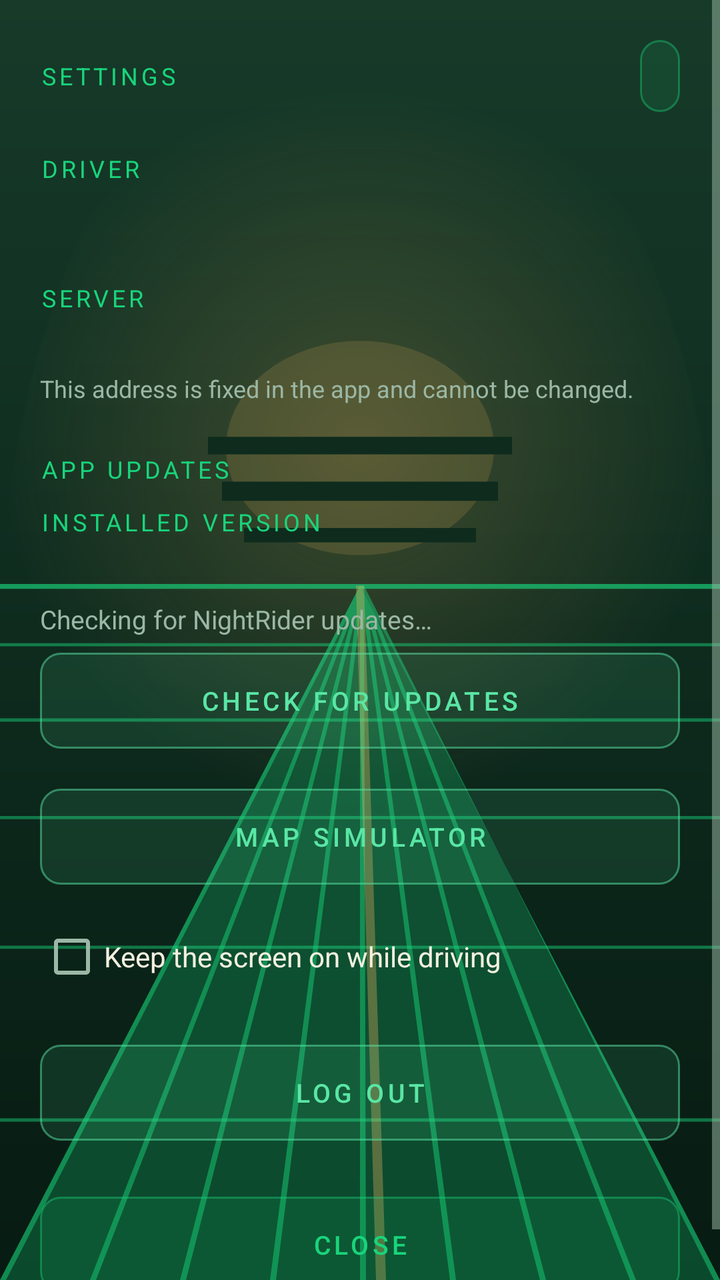
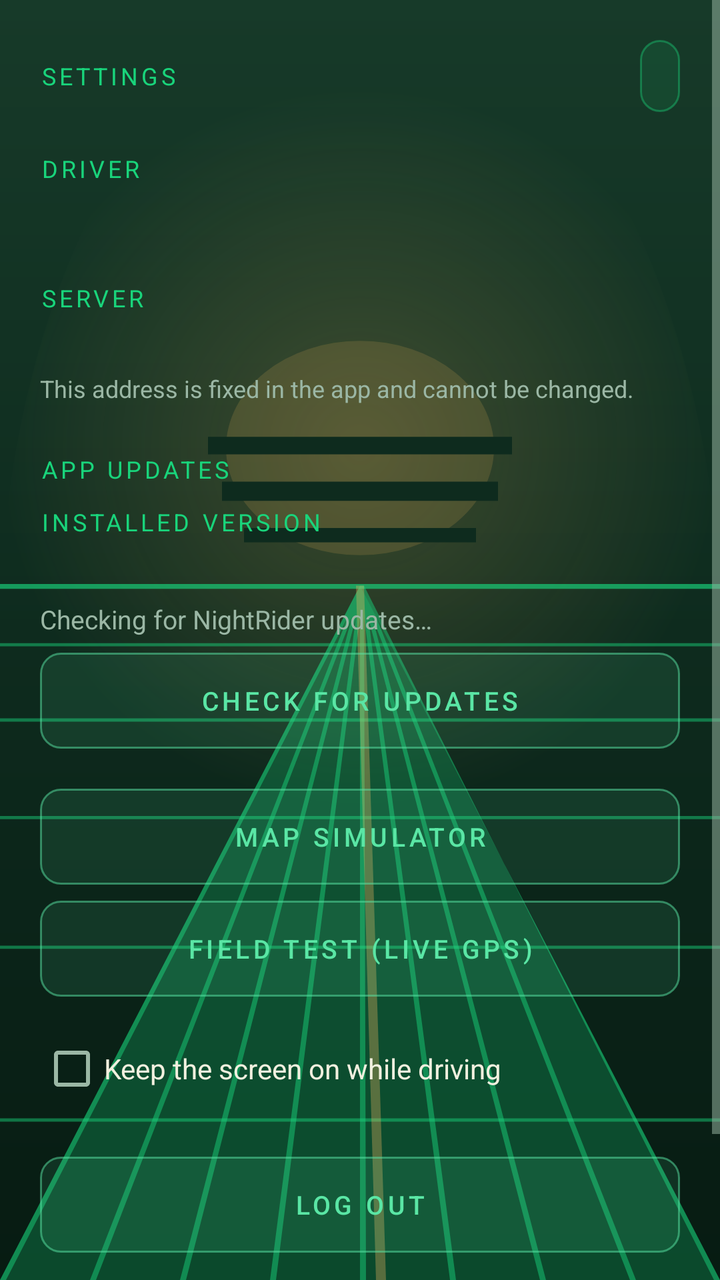

The first picture is an Android layout as it rendered before a commit; the second is the same layout after the commit. The layout source and the unified diff follow.
<!-- AndroidManifest.xml: activity theme Theme.NightRider -->
<!-- res/layout/activity_settings.xml -->
<?xml version="1.0" encoding="utf-8"?>
<ScrollView xmlns:android="http://schemas.android.com/apk/res/android"
    android:id="@+id/settingsScroll"
    android:layout_width="match_parent"
    android:layout_height="match_parent"
    android:fillViewport="true">

    <LinearLayout
        android:layout_width="match_parent"
        android:layout_height="wrap_content"
        android:orientation="vertical"
        android:padding="20dp">

        <LinearLayout
            android:layout_width="match_parent"
            android:layout_height="wrap_content"
            android:orientation="horizontal"
            android:gravity="center_vertical">

            <TextView
                style="@style/NrLabel"
                android:layout_width="0dp"
                android:layout_height="wrap_content"
                android:layout_weight="1"
                android:text="@string/settings_title" />

            <Button
                android:id="@+id/appearanceToggle"
                style="@style/NrBarButton"
                android:layout_width="wrap_content"
                android:layout_height="wrap_content" />
        </LinearLayout>

        <TextView
            style="@style/NrLabel"
            android:layout_width="match_parent"
            android:layout_height="wrap_content"
            android:layout_marginTop="20dp"
            android:text="@string/driver_label" />

        <TextView
            android:id="@+id/driverValue"
            android:layout_width="match_parent"
            android:layout_height="wrap_content"
            android:layout_marginTop="4dp"
            android:textColor="?attr/nrText"
            android:textSize="18sp" />

        <TextView
            style="@style/NrLabel"
            android:layout_width="match_parent"
            android:layout_height="wrap_content"
            android:layout_marginTop="20dp"
            android:text="@string/server_label" />

        <TextView
            android:id="@+id/serverValue"
            android:layout_width="match_parent"
            android:layout_height="wrap_content"
            android:layout_marginTop="4dp"
            android:textColor="?attr/nrAccent"
            android:textSize="14sp" />

        <TextView
            android:layout_width="match_parent"
            android:layout_height="wrap_content"
            android:layout_marginTop="6dp"
            android:text="@string/server_note"
            android:textColor="?attr/nrMuted"
            android:textSize="12sp" />

        <TextView
            style="@style/NrLabel"
            android:layout_width="match_parent"
            android:layout_height="wrap_content"
            android:layout_marginTop="24dp"
            android:text="@string/update_section" />

        <TextView
            style="@style/NrLabel"
            android:layout_width="match_parent"
            android:layout_height="wrap_content"
            android:layout_marginTop="10dp"
            android:text="@string/installed_version_label" />

        <TextView
            android:id="@+id/currentVersionValue"
            android:layout_width="match_parent"
            android:layout_height="wrap_content"
            android:layout_marginTop="4dp"
            android:textColor="?attr/nrText"
            android:textSize="16sp" />

        <TextView
            android:id="@+id/updateStatus"
            android:layout_width="match_parent"
            android:layout_height="wrap_content"
            android:layout_marginTop="6dp"
            android:text="@string/update_checking"
            android:textColor="?attr/nrMuted"
            android:textSize="13sp" />

        <Button
            android:id="@+id/checkUpdateButton"
            style="@style/NrButton.Alt"
            android:layout_width="match_parent"
            android:layout_height="wrap_content"
            android:layout_marginTop="8dp"
            android:text="@string/update_check_button" />

        <Button
            android:id="@+id/installUpdateButton"
            style="@style/NrButton"
            android:layout_width="match_parent"
            android:layout_height="wrap_content"
            android:layout_marginTop="8dp"
            android:text="@string/update_install_button"
            android:visibility="gone" />

        <Button
            android:id="@+id/mapSimulator"
            style="@style/NrButton.Alt"
            android:layout_width="match_parent"
            android:layout_height="wrap_content"
            android:layout_marginTop="20dp"
            android:text="Map simulator" />

        <CheckBox
            android:id="@+id/keepAwake"
            android:layout_width="match_parent"
            android:layout_height="wrap_content"
            android:layout_marginTop="20dp"
            android:text="@string/keep_awake"
            android:textColor="?attr/nrText"
            android:textSize="14sp" />

        <Button
            android:id="@+id/logoutButton"
            style="@style/NrButton.Alt"
            android:layout_width="match_parent"
            android:layout_height="wrap_content"
            android:layout_marginTop="28dp"
            android:text="@string/action_logout" />

        <Button
            android:id="@+id/closeButton"
            style="@style/NrButton"
            android:layout_width="match_parent"
            android:layout_height="wrap_content"
            android:layout_marginTop="28dp"
            android:text="@string/close" />
    </LinearLayout>
</ScrollView>
<!-- resources referenced by this layout -->
<resources>
  <string name="action_logout">Log out</string>
  <string name="close">Close</string>
  <string name="driver_label">Driver</string>
  <string name="installed_version_label">Installed version</string>
  <string name="keep_awake">Keep the screen on while driving</string>
  <string name="server_label">Server</string>
  <string name="server_note">This address is fixed in the app and cannot be changed.</string>
  <string name="settings_title">Settings</string>
  <string name="update_check_button">Check for updates</string>
  <string name="update_checking">Checking for NightRider updates…</string>
  <string name="update_install_button">Download and install update</string>
  <string name="update_section">App updates</string>
  <style name="NrBarButton" parent="NrButton">
          <item name="android:minHeight">36dp</item>
          <item name="android:minWidth">0dp</item>
          <item name="android:paddingStart">10dp</item>
          <item name="android:paddingEnd">10dp</item>
          <item name="android:textSize">11sp</item>
          <item name="android:layout_marginStart">8dp</item>
      </style>
  <style name="NrButton" parent="android:Widget.Material.Button">
          <item name="android:background">?attr/nrPrimaryButton</item>
          <item name="android:textColor">?attr/nrPrimaryButtonText</item>
          <item name="android:textAllCaps">true</item>
          <item name="android:letterSpacing">0.14</item>
          <item name="android:textSize">13sp</item>
          <item name="android:minHeight">48dp</item>
          <item name="android:paddingStart">18dp</item>
          <item name="android:paddingEnd">18dp</item>
          <item name="android:stateListAnimator">@null</item>
      </style>
  <style name="NrButton.Alt">
          <item name="android:background">?attr/nrSecondaryButton</item>
          <item name="android:textColor">?attr/nrSecondaryButtonText</item>
      </style>
  <style name="NrLabel">
          <item name="android:textColor">?attr/nrAccent</item>
          <item name="android:textSize">12sp</item>
          <item name="android:textAllCaps">true</item>
          <item name="android:letterSpacing">0.14</item>
      </style>
  <color name="cyan">#19D47B</color>
  <color name="void_night">#071B12</color>
  <color name="ice">#F2F0DF</color>
  <color name="mist">#9BB7A5</color>
  <!-- drawable bg_nightwave (drawable) -->
  <?xml version="1.0" encoding="utf-8"?>
  <layer-list xmlns:android="http://schemas.android.com/apk/res/android">
      <item><shape android:shape="rectangle">
          <gradient android:angle="270" android:startColor="#173A29" android:centerColor="#0E2B1E" android:endColor="#071B12" />
      </shape></item>
      <item><shape android:shape="oval">
          <gradient android:type="radial" android:gradientRadius="180dp" android:centerX="0.5" android:centerY="0.35"
              android:startColor="#33F4B860" android:endColor="#00071B12" />
      </shape></item>
      <item android:drawable="@drawable/night_horizon_grid" />
  </layer-list>
  <color name="plum">#5AE6A5</color>
  <color name="rose">#D95C4F</color>
  <!-- drawable panel (drawable) -->
  <?xml version="1.0" encoding="utf-8"?>
  <shape xmlns:android="http://schemas.android.com/apk/res/android"
      android:shape="rectangle">
      <solid android:color="@color/panel" />
      <stroke android:width="1dp" android:color="@color/plum" />
      <corners android:radius="14dp" />
  </shape>
  <color name="panel">#E60E2B1E</color>
  <color name="line_cyan">#6619D47B</color>
  <!-- unchanged entries left out for length: 4 -->
</resources>

<!-- the commit's change to res/layout/activity_settings.xml (unified diff, before → after) -->
@@ -125,6 +125,14 @@
             android:layout_marginTop="20dp"
             android:text="Map simulator" />
 
+        <Button
+            android:id="@+id/mapFieldTest"
+            style="@style/NrButton.Alt"
+            android:layout_width="match_parent"
+            android:layout_height="wrap_content"
+            android:layout_marginTop="8dp"
+            android:text="Field test (live GPS)" />
+
         <CheckBox
             android:id="@+id/keepAwake"
             android:layout_width="match_parent"
